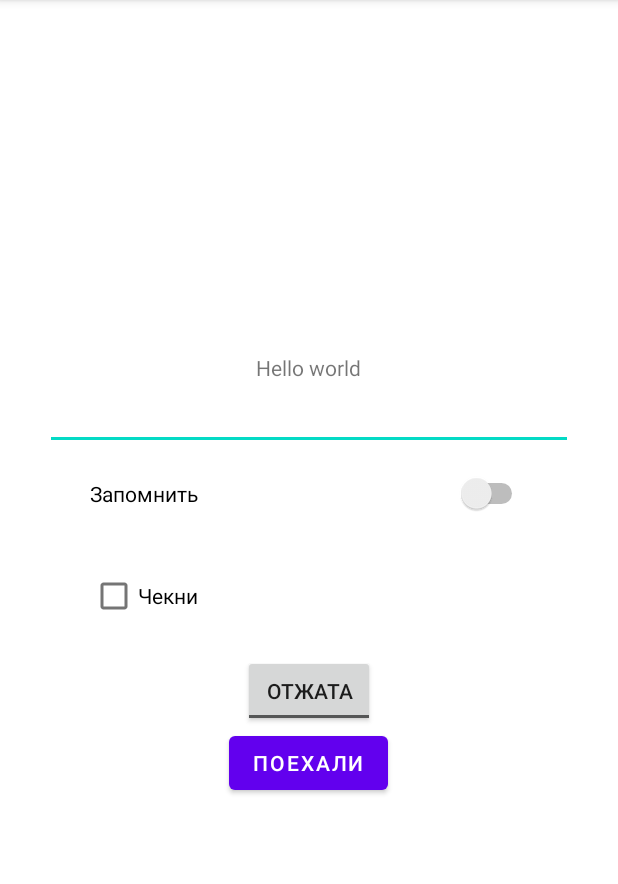
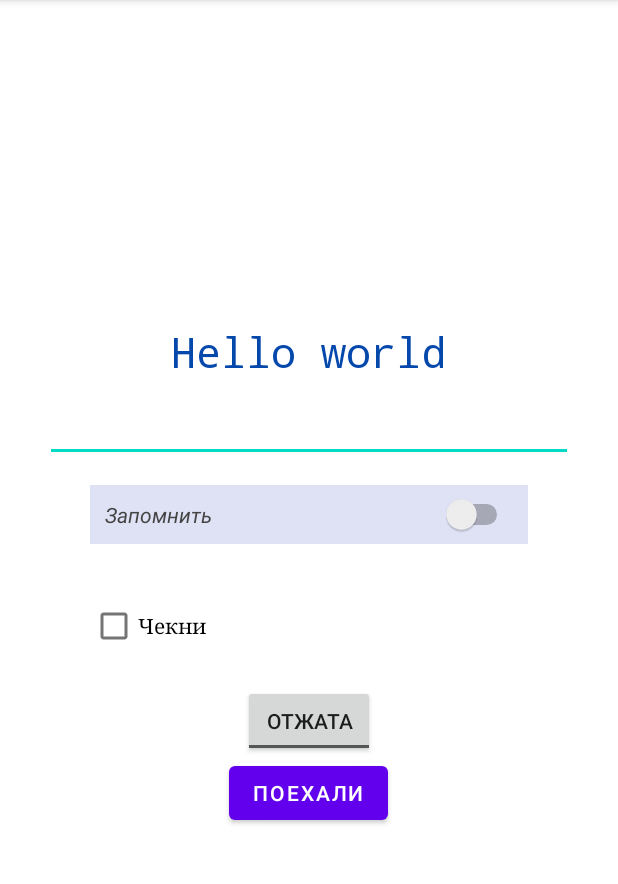
Before and after one commit to 23err/AndroidJavaLessons, an Android app: the screen it shows after launch (MainActivity), on a phone screen of 412 x 824 dp, the part 84-968 px from its top. Run offline under Robolectric (Android 15) with nearby library versions, the phone set to English and light mode, and no system bars.

Commit message:
Выполнено 1 задание

```diff
--- a/app/src/main/AndroidManifest.xml
+++ b/app/src/main/AndroidManifest.xml
@@ -9,6 +9,7 @@
         android:roundIcon="@mipmap/ic_launcher_round"
         android:supportsRtl="true"
         android:theme="@style/Theme.AndroidJavaApp">
+        <activity android:name=".SecondActivity"></activity>
         <activity android:name=".MainActivity">
             <intent-filter>
                 <action android:name="android.intent.action.MAIN" />
--- /dev/null
+++ b/app/src/main/res/drawable/myrect.xml
@@ -0,0 +1,6 @@
+<?xml version="1.0" encoding="utf-8"?>
+<shape xmlns:android="http://schemas.android.com/apk/res/android"
+    android:shape="rectangle">
+    <solid android:color="#866085A1" />
+    <corners android:radius="5dp" />
+</shape>
--- /dev/null
+++ b/app/src/main/res/drawable/white_rect.xml
@@ -0,0 +1,7 @@
+<?xml version="1.0" encoding="utf-8"?>
+<shape xmlns:android="http://schemas.android.com/apk/res/android"
+    android:shape="rectangle">
+    <solid android:color="@color/white" />
+    <corners android:radius="10dp" />
+
+</shape>
--- a/app/src/main/res/layout/activity_main.xml
+++ b/app/src/main/res/layout/activity_main.xml
@@ -4,43 +4,64 @@
     xmlns:tools="http://schemas.android.com/tools"
     android:layout_width="match_parent"
     android:layout_height="match_parent"
+    android:gravity="center_horizontal|center_vertical"
     android:orientation="vertical"
     android:padding="30dp"
-    android:gravity="center_horizontal|center_vertical"
     tools:context=".MainActivity">
 
     <TextView
         android:layout_width="wrap_content"
         android:layout_height="wrap_content"
-        android:text="@string/hello_world" />
+        android:fontFamily="monospace"
+        android:text="@string/hello_world"
+        android:textColor="@color/main_color"
+        android:textSize="28sp" />
 
     <EditText
         android:layout_width="match_parent"
-        android:layout_height="wrap_content"/>
+        android:layout_height="wrap_content"
+        android:layout_marginTop="10dp"
+        android:fontFamily="serif"
+        android:inputType="text"
+        android:textColor="@color/second_main_color"
+        android:textColorHighlight="@color/purple_200"
+        android:textStyle="italic"
+        android:tooltipText="@string/somethings"
+        tools:text="something text" />
+
     <Switch
         android:layout_width="match_parent"
         android:layout_height="wrap_content"
+        android:layout_gravity="end"
         android:layout_marginHorizontal="30dp"
         android:layout_marginVertical="15dp"
-        android:layout_gravity="end"
-        android:text="@string/remember"/>
+        android:textStyle="italic"
+        android:padding="10dp"
+        android:textColor="@color/gray_4"
+        android:background="@color/blue_gray"
+        android:text="@string/remember" />
+
     <CheckBox
         android:layout_width="match_parent"
         android:layout_height="wrap_content"
+        android:background="@drawable/white_rect"
         android:layout_marginHorizontal="30dp"
         android:layout_marginVertical="15dp"
-        android:text="@string/do_check"/>
+        android:fontFamily="serif"
+        android:text="@string/do_check" />
+
     <ToggleButton
         android:layout_width="wrap_content"
         android:layout_height="wrap_content"
-        android:textOn="@string/pushed"
+        android:text="@string/toggle"
         android:textOff="@string/unpushed"
-        android:text="@string/toggle"/>
+        android:textOn="@string/pushed" />
 
 
     <Button
         android:layout_width="wrap_content"
         android:layout_height="wrap_content"
+        android:shadowColor="@color/black"
         android:text="@string/GO" />
 
 </LinearLayout>
--- a/app/src/main/res/values/colors.xml
+++ b/app/src/main/res/values/colors.xml
@@ -7,4 +7,8 @@
     <color name="teal_700">#FF018786</color>
     <color name="black">#FF000000</color>
     <color name="white">#FFFFFFFF</color>
+    <color name="main_color">#0548AC</color>
+    <color name="second_main_color">#00632D</color>
+    <color name="blue_gray">#396F7CD1</color>
+    <color name="gray_4">#444444</color>
 </resources>
--- /dev/null
+++ b/app/src/main/res/values/refs.xml
@@ -0,0 +1,3 @@
+<?xml version="1.0" encoding="utf-8"?>
+<resources>
+</resources>
--- a/app/src/main/res/values/strings.xml
+++ b/app/src/main/res/values/strings.xml
@@ -5,6 +5,7 @@
     <string name="remember">Запомнить</string>
     <string name="do_check">Чекни</string>
     <string name="toggle">Переключалка</string>
-    <string name="pushed">НАЖАЛИ</string>
+    <string name="pushed">НАЖАТА</string>
     <string name="unpushed">ОТЖАТА</string>
+    <string name="somethings">Введите хоть что-нибудь</string>
 </resources>
```
Also changed, not shown: app/src/main/java/com/example/androidjavaapp/SecondActivity.java (added, +14 -0 lines), app/src/main/res/layout/activity_second.xml (added, +9 -0 lines).
